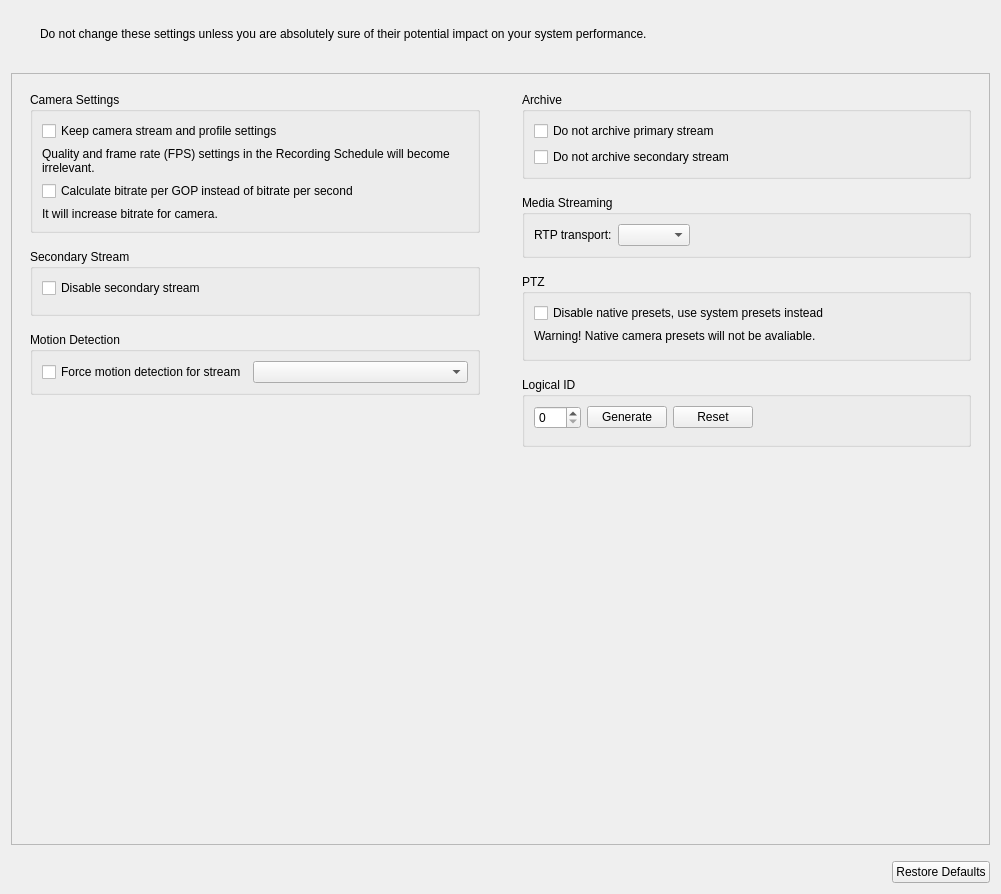
networkoptix/nx_open, file client/nx_client_desktop/src/nx/client/desktop/resource_properties/camera/widgets/camera_expert_settings_widget.ui: the form before one commit.
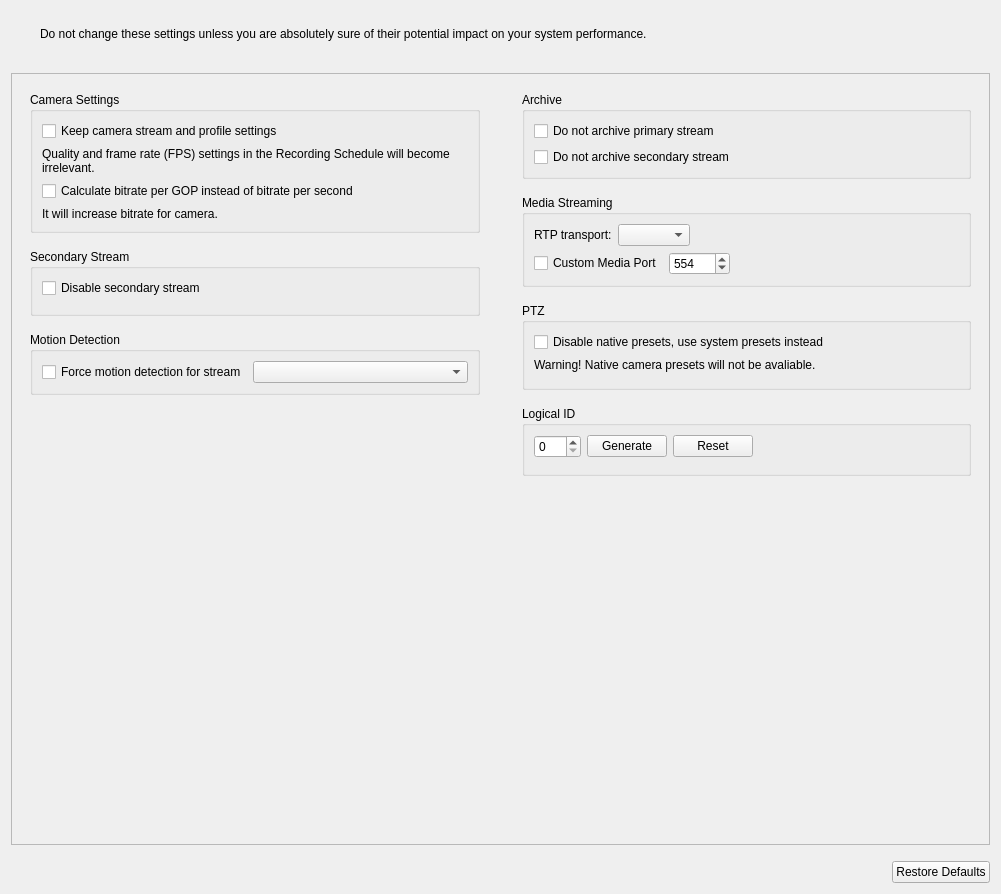
The form after the commit. Custom widgets are drawn as their Qt base class.

Commit message:
VMS-11188: Add UI control for media port to camera expert settings
<==== Mercurial data ====>
Branch: vms

```diff
--- a/client/nx_client_desktop/src/nx/client/desktop/resource_properties/camera/widgets/camera_expert_settings_widget.ui
+++ b/client/nx_client_desktop/src/nx/client/desktop/resource_properties/camera/widgets/camera_expert_settings_widget.ui
@@ -74,8 +74,8 @@
        <rect>
         <x>0</x>
         <y>0</y>
-        <width>1290</width>
-        <height>694</height>
+        <width>987</width>
+        <height>784</height>
        </rect>
       </property>
       <layout class="QHBoxLayout" name="horizontalLayout_5" stretch="1,1">
@@ -366,6 +366,57 @@
                </item>
               </layout>
              </item>
+             <item>
+              <widget class="QWidget" name="customMediaPortWidget" native="true">
+               <layout class="QHBoxLayout" name="horizontalLayout_9">
+                <property name="leftMargin">
+                 <number>0</number>
+                </property>
+                <property name="topMargin">
+                 <number>0</number>
+                </property>
+                <property name="rightMargin">
+                 <number>0</number>
+                </property>
+                <property name="bottomMargin">
+                 <number>0</number>
+                </property>
+                <item>
+                 <widget class="QCheckBox" name="customMediaPortCheckBox">
+                  <property name="text">
+                   <string>Custom Media Port</string>
+                  </property>
+                 </widget>
+                </item>
+                <item>
+                 <widget class="QSpinBox" name="customMediaPortSpinBox">
+                  <property name="minimum">
+                   <number>1</number>
+                  </property>
+                  <property name="maximum">
+                   <number>65535</number>
+                  </property>
+                  <property name="value">
+                   <number>554</number>
+                  </property>
+                 </widget>
+                </item>
+                <item>
+                 <spacer name="horizontalSpacer_5">
+                  <property name="orientation">
+                   <enum>Qt::Horizontal</enum>
+                  </property>
+                  <property name="sizeHint" stdset="0">
+                   <size>
+                    <width>40</width>
+                    <height>20</height>
+                   </size>
+                  </property>
+                 </spacer>
+                </item>
+               </layout>
+              </widget>
+             </item>
             </layout>
            </widget>
           </item>
```
The commit also changes 8 other files.
